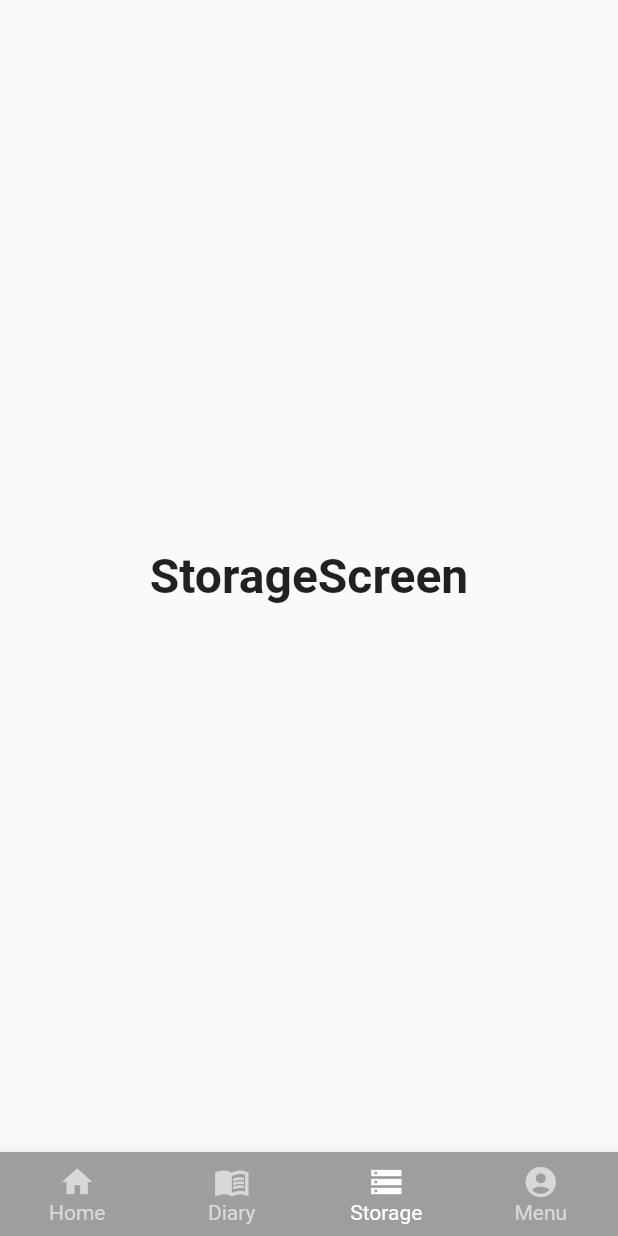
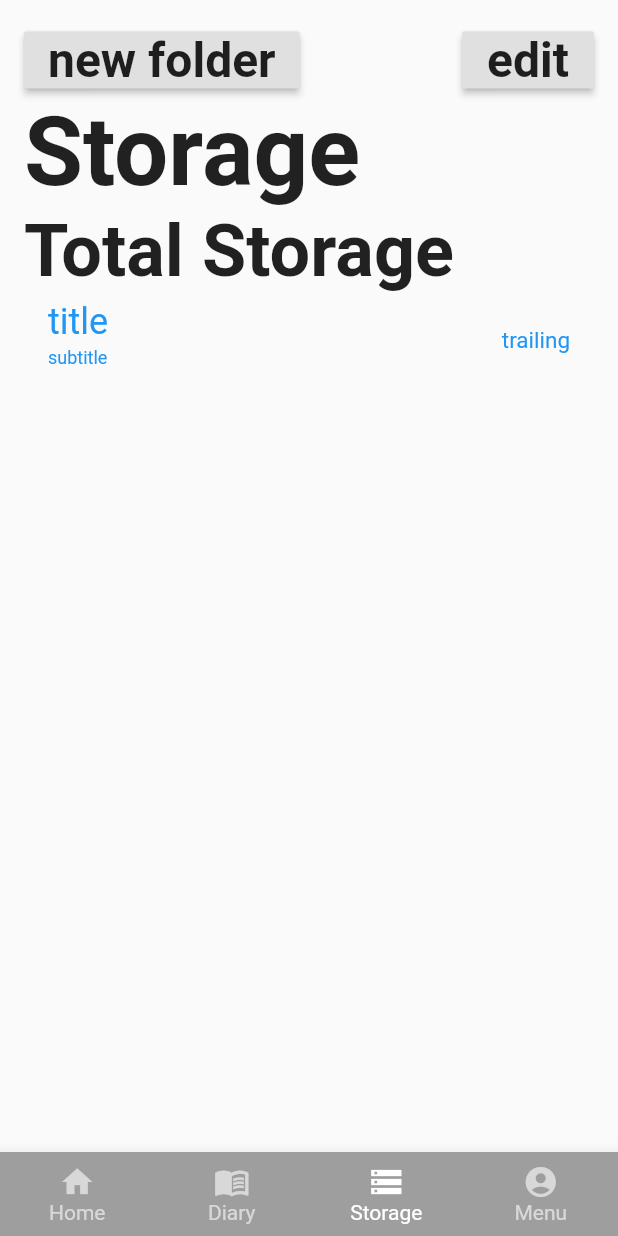
Before and after one commit to leeeeeoy/momsound-project, a Flutter app: the MainScreen screen opened directly, item 3 of the bottom bar chosen, on a phone screen of 412 x 824 dp. Run offline on Flutter 3.47's test engine with Material 2 defaults, Android fonts, the phone set to English and light mode, and no system bars; our stand-ins replace animated_splash_screen, fluttertoast, get, page_transition; network calls fail.

Commit message:
Update storage_screen.dart

```diff
--- a/lib/screens/storage_screen.dart
+++ b/lib/screens/storage_screen.dart
@@ -1,5 +1,6 @@
 import 'package:flutter/cupertino.dart';
 import 'package:flutter/material.dart';
+import 'package:fluttertoast/fluttertoast.dart';
 
 class StorageScreen extends StatefulWidget {
   @override
@@ -7,15 +8,139 @@ class StorageScreen extends StatefulWidget {
 }
 
 class _StorageScreenState extends State<StorageScreen> {
+  var folders = [];
+
+  void flutterToastMessageLongPressed() {
+    Fluttertoast.showToast(
+      msg: 'long pressed',
+      gravity: ToastGravity.CENTER,
+      backgroundColor: Colors.redAccent,
+      fontSize: 20,
+      textColor: Colors.white,
+      toastLength: Toast.LENGTH_LONG,
+    );
+  }
+
+  void flutterToastMessageOnTaped() {
+    Fluttertoast.showToast(
+      msg: 'on taped',
+      gravity: ToastGravity.CENTER,
+      backgroundColor: Colors.redAccent,
+      fontSize: 20,
+      textColor: Colors.white,
+      toastLength: Toast.LENGTH_LONG,
+    );
+  }
+
   @override
   Widget build(BuildContext context) {
-    return Center(
-      child: Text(
-        'StorageScreen',
-        style: TextStyle(
-          fontSize: 32.0,
-          fontWeight: FontWeight.bold,
-        ),
+    // final Size size = MediaQuery.of(context).size;
+
+    return Padding(
+      padding: EdgeInsets.all(16),
+      child: Column(
+        mainAxisAlignment: MainAxisAlignment.spaceBetween,
+        crossAxisAlignment: CrossAxisAlignment.stretch,
+        children: [
+          Container(
+            child: Row(
+              mainAxisAlignment: MainAxisAlignment.spaceBetween,
+              children: [
+                RaisedButton(
+                  onPressed: () {
+                    folders.add(RaisedButton(
+                      onPressed: () {},
+                      child: Text('test'),
+                    ));
+                    // folders.add();
+                    setState(() {});
+                  },
+                  child: Text(
+                    'new folder',
+                    style: TextStyle(
+                      fontSize: 32,
+                      fontWeight: FontWeight.bold,
+                    ),
+                  ),
+                ),
+                RaisedButton(
+                  onPressed: () {},
+                  child: Text(
+                    'edit',
+                    style: TextStyle(
+                      fontSize: 32,
+                      fontWeight: FontWeight.bold,
+                    ),
+                  ),
+                ),
+              ],
+            ),
+          ),
+          Container(
+            child: Text(
+              'Storage',
+              style: TextStyle(
+                fontSize: 64,
+                fontWeight: FontWeight.bold,
+              ),
+            ),
+          ),
+          Container(
+            child: Text(
+              'Total Storage',
+              style: TextStyle(
+                fontSize: 48,
+                fontWeight: FontWeight.bold,
+              ),
+            ),
+          ),
+          Container(
+            child: ListTile(
+              title: Text(
+                'title',
+                style: TextStyle(
+                  fontSize: 24,
+                  fontWeight: FontWeight.normal,
+                ),
+              ),
+              subtitle: Text('subtitle'),
+              dense: true,
+              onTap: () {
+                flutterToastMessageOnTaped();
+              },
+              onLongPress: () {
+                showDialog(
+                    context: context,
+                    builder: (_) => CupertinoAlertDialog(
+                          title: Text('Long Press'),
+                          content: Text('Accept?'),
+                          actions: [
+                            CupertinoDialogAction(
+                              child: Text('yes'),
+                            ),
+                            CupertinoDialogAction(
+                              child: Text('no'),
+                            ),
+                          ],
+                        ));
+
+                // flutterToastMessageLongPressed();
+              },
+              selected: true,
+              trailing: Text('trailing'),
+            ),
+          ),
+          Expanded(
+            child: Container(
+              child: ListView.builder(
+                itemBuilder: (context, index) {
+                  return ListTile(leading: folders[index]);
+                },
+                itemCount: folders.length,
+              ),
+            ),
+          ),
+        ],
       ),
     );
   }
```
